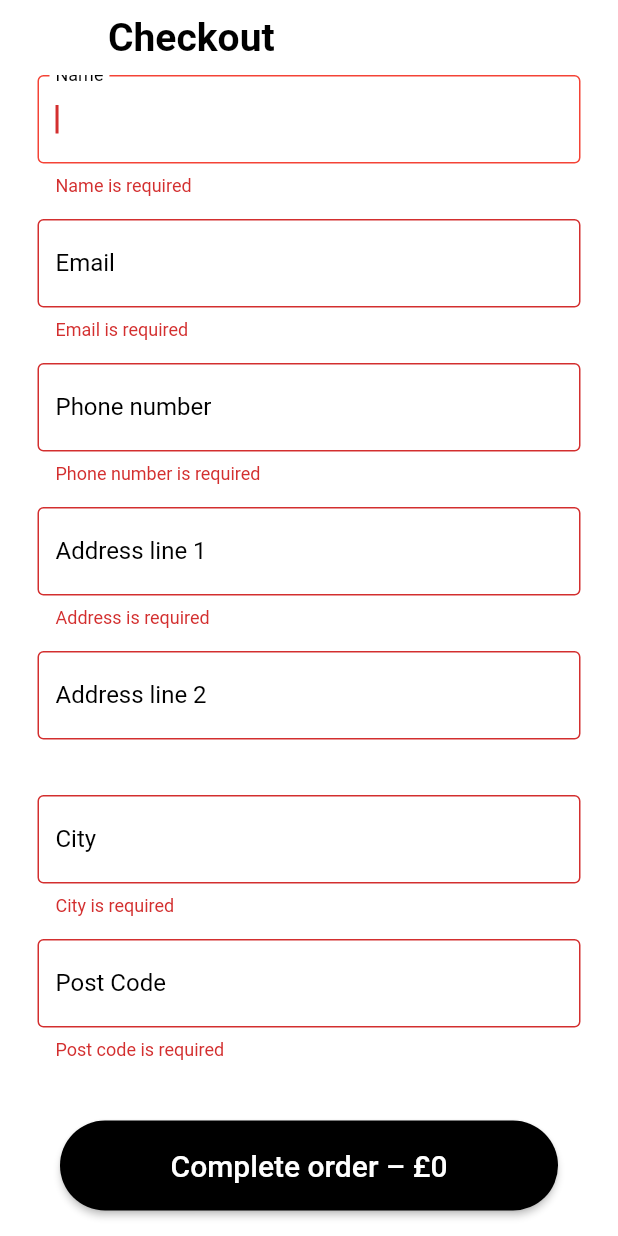
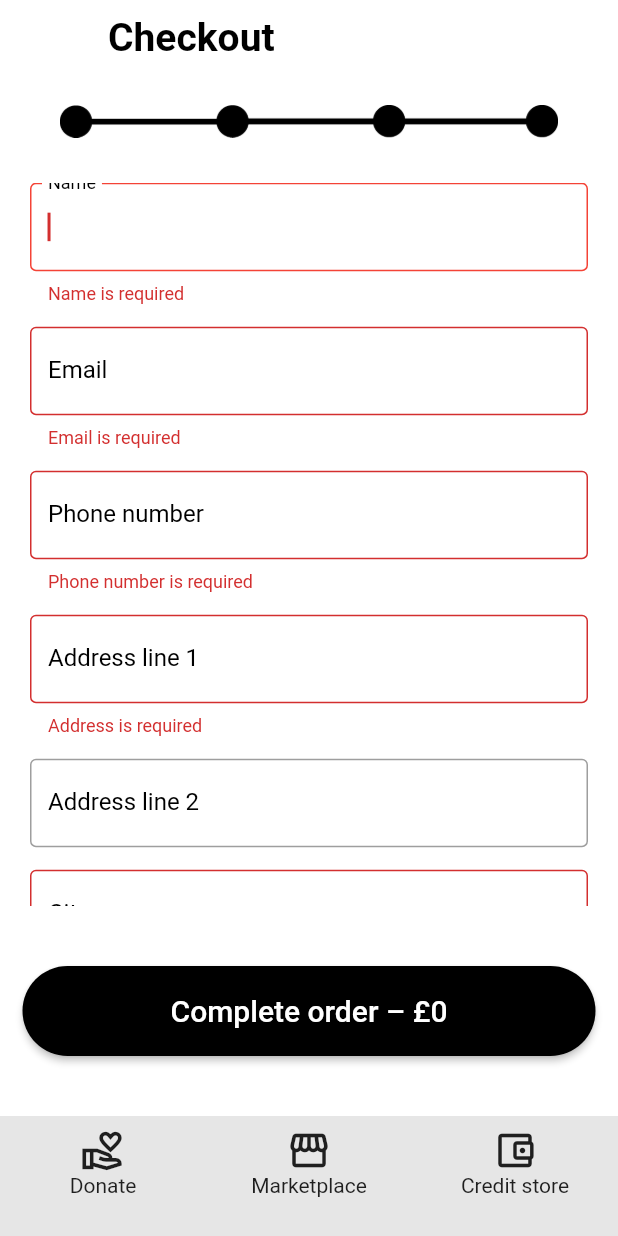
Before and after one commit to tkorec/SustainableApp, a Flutter app: the DonationCheckout screen opened by its route, on a phone screen of 412 x 824 dp. Run offline on Flutter 3.47's test engine with Material 2 defaults, Android fonts, the phone set to English and light mode, and no system bars; our stand-ins replace form_field_validator.

Commit message:
Form is working even when keyboard is open

```diff
--- a/lib/screens/donate/checkout.dart
+++ b/lib/screens/donate/checkout.dart
@@ -2,7 +2,7 @@ import 'package:flutter/material.dart';
 import 'package:second_app/navigation/navigation.dart';
 import 'package:second_app/widgets/buttons.dart';
 import 'package:second_app/widgets/appbar.dart';
-import 'package:second_app/widgets/progressbar.dart';
+//import 'package:second_app/widgets/progressbar.dart';
 import 'package:second_app/widgets/forms.dart';
 import 'package:form_field_validator/form_field_validator.dart';
 
@@ -18,18 +18,105 @@ class _DonationCheckoutState extends State<DonationCheckout> {
   Widget build(BuildContext context) {
     return Scaffold(
       backgroundColor: Colors.white,
+      //resizeToAvoidBottomInset: false,
       appBar: CustomAppBar(
         pageTitle: 'Checkout',
       ),
       body: Column(
         children: <Widget>[
-          CustomProgressBar(imageSource: 'assets/images/progress_four.png'),
           Padding(
-            padding: EdgeInsets.symmetric(horizontal: 25),
+            child: Image.asset('assets/images/progress_four.png'),
+            padding: EdgeInsets.only(left: 40, right: 40, top: 20),
+          ),
+          SizedBox(height: 30),
+          //CustomProgressBar(imageSource: 'assets/images/progress_four.png'),
+          Expanded(
             child: Form(
               autovalidateMode: AutovalidateMode.always,
               key: formKey,
-              child: Column(
+              child: ListView(
+                padding: EdgeInsets.symmetric(horizontal: 20),
+                children: <Widget>[
+                  DonationFormField(
+                      labelText: 'Name',
+                      validator:
+                          RequiredValidator(errorText: 'Name is required')),
+                  SizedBox(height: 15),
+                  DonationFormField(
+                    labelText: 'Email',
+                    validator: MultiValidator(
+                      [
+                        RequiredValidator(errorText: 'Email is required'),
+                        EmailValidator(errorText: 'Email must be valid'),
+                      ],
+                    ),
+                  ),
+                  SizedBox(height: 15),
+                  DonationFormField(
+                    labelText: 'Phone number',
+                    validator: MultiValidator(
+                      [
+                        RequiredValidator(
+                            errorText: 'Phone number is required'),
+                        PatternValidator(r'(^[0-9]+$)',
+                            errorText: 'Only numbers')
+                      ],
+                    ),
+                  ),
+                  SizedBox(height: 15),
+                  DonationFormField(
+                    labelText: 'Address line 1',
+                    validator:
+                        RequiredValidator(errorText: 'Address is required'),
+                  ),
+                  SizedBox(height: 15),
+                  DonationFormFieldWithoutValidator(
+                    labelText: 'Address line 2',
+                  ),
+                  SizedBox(height: 15),
+                  DonationFormField(
+                    labelText: 'City',
+                    validator: RequiredValidator(errorText: 'City is required'),
+                  ),
+                  SizedBox(height: 15),
+                  DonationFormField(
+                    labelText: 'Post Code',
+                    validator: MultiValidator(
+                      [
+                        RequiredValidator(errorText: 'Post Code is required'),
+                        PatternValidator(r'(^[0-9]+$)',
+                            errorText: 'Only numbers')
+                      ],
+                    ),
+                  ),
+                ],
+              ),
+            ),
+          ),
+          BlackButton(
+            title: 'Complete order – £0',
+            onPressed: () {
+              if (formKey.currentState!.validate()) {
+                print("Validated");
+              } else {
+                print("Not validate");
+              }
+            },
+            margin: EdgeInsets.only(bottom: 40, left: 15, right: 15, top: 40),
+          ),
+          SwizzlBottomNavigation(),
+        ],
+      ),
+    );
+  }
+}
+
+/*
+Container(
+            height: 700,
+            child: GridView.count(
+              crossAxisCount: 1,
+              //mainAxisAlignment: MainAxisAlignment.center,
               children: <Widget>[
                 DonationFormField(
                   labelText: 'Name',
@@ -51,7 +138,7 @@ class _DonationCheckoutState extends State<DonationCheckout> {
                     PatternValidator(r'(^[0-9]+$)', errorText: 'Only numbers')
                   ]),
                 ),
-                  SizedBox(height: 15),
+                SizedBox(height: 15.0),
                 DonationFormField(
                   labelText: 'Address line 1',
                   validator:
@@ -75,20 +162,5 @@ class _DonationCheckoutState extends State<DonationCheckout> {
                     PatternValidator(r'(^[0-9]+$)', errorText: 'Only numbers')
                   ]),
                 ),
-
-                  BlackButton(
-                    title: 'Complete order – £0',
-                    onPressed: () => Navigator.pushNamed(context, '/order-donation-bag/free-returns/points/checkout/donation-complete'),
-                    margin: EdgeInsets.only(
-                        bottom: 40, left: 15, right: 15, top: 40),
-                  ),
-                ],
-              ),
-            ),
-          ),
-          SwizzlBottomNavigation(),
-        ],
-      ),
-    );
-  }
-}
+                SizedBox(height: 15.0),
+*/
--- a/lib/widgets/forms.dart
+++ b/lib/widgets/forms.dart
@@ -30,3 +30,31 @@ class DonationFormField extends StatelessWidget {
     );
   }
 }
+
+class DonationFormFieldWithoutValidator extends StatelessWidget {
+  final String labelText;
+  DonationFormFieldWithoutValidator(
+      {Key? key, required this.labelText})
+      : super(key: key);
+  @override
+  Widget build(BuildContext context) {
+    return TextFormField(
+      autofocus: true,
+      decoration: InputDecoration(
+        labelText: labelText,
+        labelStyle: TextStyle(
+          color: Colors.black,
+        ),
+        border: OutlineInputBorder(
+          borderSide: BorderSide(color: Colors.black, width: 1.0),
+        ),
+        focusedBorder: OutlineInputBorder(
+          borderSide: BorderSide(color: Colors.black, width: 1.0),
+        ),
+        focusedErrorBorder: OutlineInputBorder(
+          borderSide: BorderSide(color: Colors.red, width: 1.0),
+        ),
+      ),
+    );
+  }
+}
```
Lines whose indentation alone changed are shown as unchanged.
